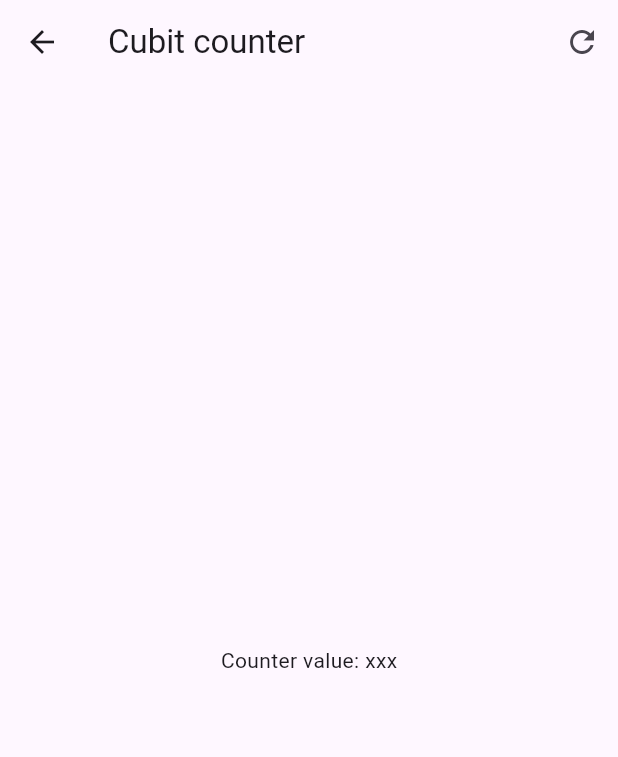
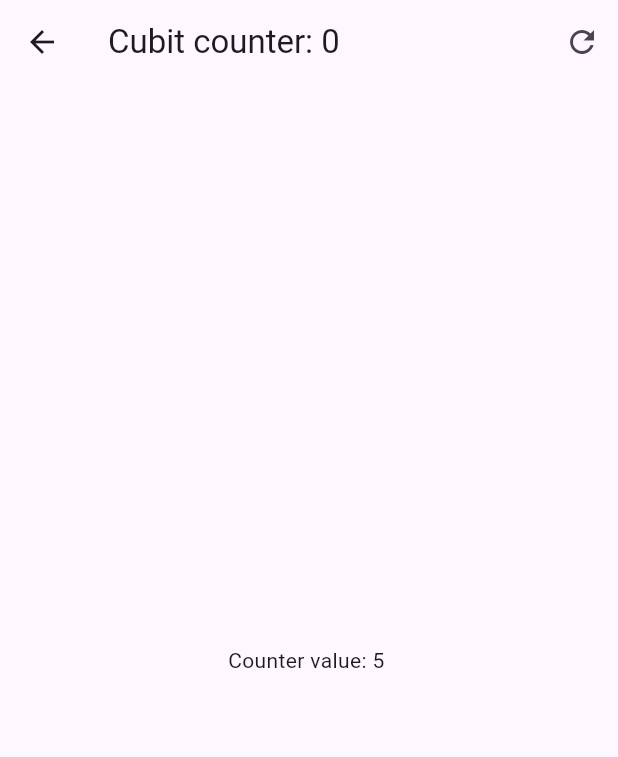
Before and after one commit to IvoVM/Flutter_bloc_Test, a Flutter app: the screen it shows after launch, after a tap on "Cubits", on a phone screen of 412 x 824 dp. Shown: the top 757 px of the screen. Run offline on Flutter 3.47's test engine with Material 3 defaults, Android fonts, the phone set to English and light mode, and no system bars; our stand-ins replace flutter_bloc, go_router.

Commit message:
counterCubit functionality implemented

```diff
--- a/lib/presentation/screens/cubit_screen_counter.dart
+++ b/lib/presentation/screens/cubit_screen_counter.dart
@@ -1,39 +1,56 @@
 import 'package:flutter/material.dart';
+import 'package:flutter_bloc/flutter_bloc.dart';
+import 'package:forms_app/presentation/blocs/counter_cubit/counter_cubit.dart';
 
 class CubitScreenCounter extends StatelessWidget {
   const CubitScreenCounter({super.key});
 
   @override
   Widget build(BuildContext context) {
+    return BlocProvider(
+      create: (_) => CounterCubit(),
+      child: CubitCounterView(),
+    );
+  }
+}
+
+class CubitCounterView extends StatelessWidget {
+  const CubitCounterView({super.key});
+
+  @override
+  Widget build(BuildContext context) {
+    final counterState = context.watch<CounterCubit>().state;
+    final counterValue = context.watch<CounterCubit>().state.counter;
+
     return Scaffold(
       appBar: AppBar(
-        title: const Text('Cubit counter'),
+        title: Text('Cubit counter: ${counterState.transactionCount}'),
         actions: [
           IconButton(
-            onPressed: () => {},
+            onPressed: () => {context.read<CounterCubit>().reset()},
             icon: const Icon(Icons.refresh_outlined),
           ),
         ],
       ),
-      body: const Center(child: Text('Counter value: xxx')),
+      body: Center(child: Text('Counter value: $counterValue ')),
       floatingActionButton: Column(
         mainAxisAlignment: MainAxisAlignment.end,
         children: [
           FloatingActionButton(
             heroTag: 1,
-            onPressed: () => {},
+            onPressed: () => {context.read<CounterCubit>().increaseBy(3)},
             child: const Text('+3'),
           ),
           const SizedBox(height: 15),
           FloatingActionButton(
             heroTag: 2,
-            onPressed: () => {},
+            onPressed: () => {context.read<CounterCubit>().increaseBy(2)},
             child: const Text('+2'),
           ),
           const SizedBox(height: 15),
           FloatingActionButton(
             heroTag: 3,
-            onPressed: () => {},
+            onPressed: () => {context.read<CounterCubit>().increaseBy(1)},
             child: const Text('+1'),
           ),
         ],
```
